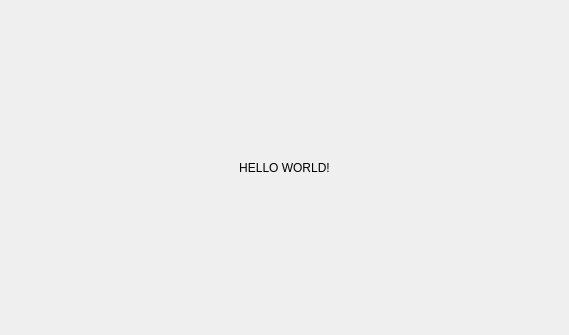
Qt form source/gui/main_widgets/ManageAccounts.ui (BeenEncoded/check_book_program) before a commit.
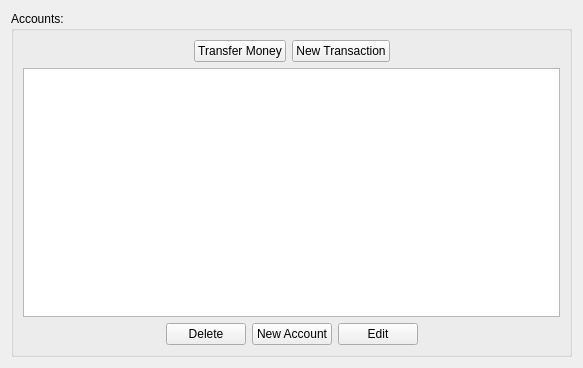
The same form after that commit.

```diff
--- a/source/gui/main_widgets/ManageAccounts.ui
+++ b/source/gui/main_widgets/ManageAccounts.ui
@@ -6,8 +6,8 @@
    <rect>
     <x>0</x>
     <y>0</y>
-    <width>569</width>
-    <height>335</height>
+    <width>583</width>
+    <height>368</height>
    </rect>
   </property>
   <property name="windowTitle">
@@ -15,13 +15,134 @@
   </property>
   <layout class="QVBoxLayout" name="verticalLayout">
    <item>
-    <widget class="QLabel" name="label">
-     <property name="text">
-      <string>HELLO WORLD!</string>
+    <widget class="QGroupBox" name="groupBox">
+     <property name="title">
+      <string>Accounts:</string>
      </property>
-     <property name="alignment">
-      <set>Qt::AlignCenter</set>
-     </property>
+     <layout class="QVBoxLayout" name="verticalLayout_2">
+      <item>
+       <layout class="QHBoxLayout" name="horizontalLayout_2">
+        <item>
+         <spacer name="horizontalSpacer_3">
+          <property name="orientation">
+           <enum>Qt::Horizontal</enum>
+          </property>
+          <property name="sizeHint" stdset="0">
+           <size>
+            <width>40</width>
+            <height>20</height>
+           </size>
+          </property>
+         </spacer>
+        </item>
+        <item>
+         <widget class="QPushButton" name="transfer_button">
+          <property name="text">
+           <string>Transfer Money</string>
+          </property>
+         </widget>
+        </item>
+        <item>
+         <widget class="QPushButton" name="new_transaction_button">
+          <property name="toolTip">
+           <string>Make a transaction for the selected account</string>
+          </property>
+          <property name="text">
+           <string>New Transaction</string>
+          </property>
+         </widget>
+        </item>
+        <item>
+         <spacer name="horizontalSpacer_4">
+          <property name="orientation">
+           <enum>Qt::Horizontal</enum>
+          </property>
+          <property name="sizeHint" stdset="0">
+           <size>
+            <width>40</width>
+            <height>20</height>
+           </size>
+          </property>
+         </spacer>
+        </item>
+       </layout>
+      </item>
+      <item>
+       <widget class="QListWidget" name="account_list">
+        <property name="font">
+         <font>
+          <pointsize>13</pointsize>
+         </font>
+        </property>
+       </widget>
+      </item>
+      <item>
+       <layout class="QHBoxLayout" name="horizontalLayout">
+        <item>
+         <spacer name="horizontalSpacer_2">
+          <property name="orientation">
+           <enum>Qt::Horizontal</enum>
+          </property>
+          <property name="sizeHint" stdset="0">
+           <size>
+            <width>40</width>
+            <height>20</height>
+           </size>
+          </property>
+         </spacer>
+        </item>
+        <item>
+         <widget class="QPushButton" name="delete_button">
+          <property name="toolTip">
+           <string>Delete the selected account,  be careful!  It's permanent!</string>
+          </property>
+          <property name="text">
+           <string>Delete</string>
+          </property>
+          <property name="shortcut">
+           <string>Del</string>
+          </property>
+         </widget>
+        </item>
+        <item>
+         <widget class="QPushButton" name="new_button">
+          <property name="toolTip">
+           <string>Create a new bank account!</string>
+          </property>
+          <property name="text">
+           <string>New Account</string>
+          </property>
+          <property name="shortcut">
+           <string>Ctrl+N</string>
+          </property>
+         </widget>
+        </item>
+        <item>
+         <widget class="QPushButton" name="edit_button">
+          <property name="toolTip">
+           <string>Edit the selected account</string>
+          </property>
+          <property name="text">
+           <string>Edit</string>
+          </property>
+         </widget>
+        </item>
+        <item>
+         <spacer name="horizontalSpacer">
+          <property name="orientation">
+           <enum>Qt::Horizontal</enum>
+          </property>
+          <property name="sizeHint" stdset="0">
+           <size>
+            <width>40</width>
+            <height>20</height>
+           </size>
+          </property>
+         </spacer>
+        </item>
+       </layout>
+      </item>
+     </layout>
     </widget>
    </item>
   </layout>
```
Left out of the diff: 126 changed lines with no effect on the pictures.
